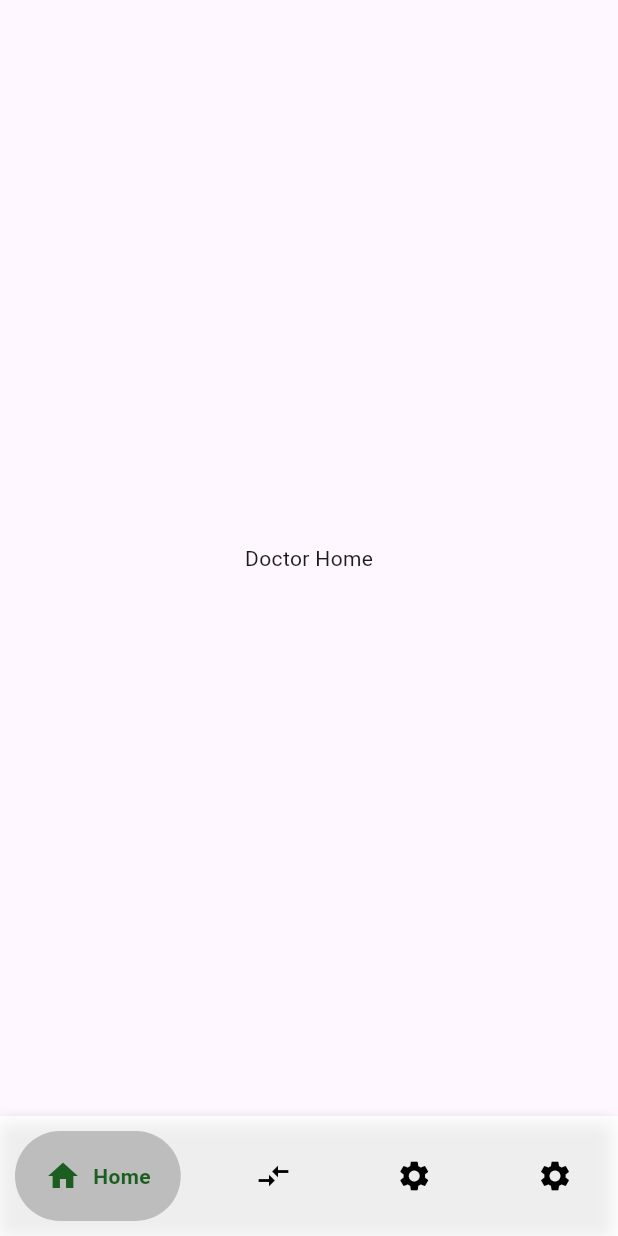
After one commit to SCOPEELIUS/Hospital, a Flutter app: the DoctorsMain screen opened directly, on a phone screen of 412 x 824 dp. The commit adds this screen. Run offline on Flutter 3.47's test engine with Material 3 defaults, Android fonts, the phone set to English and light mode, and no system bars; drawn by our look-alikes of google_nav_bar.

Commit message:
UI  Welcome

```diff
--- /dev/null
+++ b/lib/screens/doctorScreens/doctorHome.dart
@@ -0,0 +1,17 @@
+import 'package:flutter/material.dart';
+
+class DoctorHome extends StatefulWidget {
+  const DoctorHome({super.key});
+
+  @override
+  State<DoctorHome> createState() => _DoctorHomeState();
+}
+
+class _DoctorHomeState extends State<DoctorHome> {
+  @override
+  Widget build(BuildContext context) {
+    return const Scaffold(
+      body: Center(child: Text("Doctor Home"),),
+    );
+  }
+}
--- /dev/null
+++ b/lib/screens/doctorScreens/doctorsMain.dart
@@ -0,0 +1,91 @@
+import 'package:flutter/material.dart';
+import 'package:hospital/screens/doctorScreens/doctorHome.dart';
+import 'package:hospital/screens/doctorScreens/doctorNurses.dart';
+import 'package:hospital/screens/doctorScreens/doctorPatients.dart';
+import 'package:hospital/screens/doctorScreens/doctors.dart';
+import 'package:google_nav_bar/google_nav_bar.dart';
+
+class DoctorsMain extends StatefulWidget {
+  const DoctorsMain({super.key});
+
+  @override
+  State<DoctorsMain> createState() => _DoctorsMainState();
+}
+
+class _DoctorsMainState extends State<DoctorsMain>
+    with TickerProviderStateMixin {
+  bool theme = false;
+  late List<Widget> _widgets = [];
+  int _currentPage = 0;
+  late Widget _currentWidget;
+
+  @override
+  void initState() {
+    _widgets
+      ..add(const DoctorHome())
+      ..add(const Doctors())
+      ..add(const DoctorNurses())
+      ..add(const DoctorPatients());
+    super.initState();
+
+    _currentWidget = _widgets[_currentPage];
+  }
+
+  void changePage(int value) {
+    setState(() {
+      _currentPage = value;
+      _currentWidget = _widgets[value];
+    });
+  }
+
+  @override
+  Widget build(BuildContext context) {
+    return Scaffold(
+      body: _currentWidget,
+      bottomNavigationBar: Container(
+        padding: const EdgeInsets.all(10),
+        decoration: BoxDecoration(
+          color: Colors.white.withAlpha(210),
+          boxShadow: const [
+             BoxShadow(
+                offset: Offset(-2, 3),
+                color: Colors.grey,
+                blurRadius: 8,
+                spreadRadius: -2),
+          ],
+        ),
+        child: GNav(
+          selectedIndex: _currentPage,
+          onTabChange: changePage,
+          rippleColor: Colors.grey[300]!,
+          hoverColor: Colors.grey[100]!,
+          gap: 8,
+          activeColor: Colors.green.shade900,
+          iconSize: 24,
+          padding:const EdgeInsets.symmetric(horizontal: 20, vertical: 18),
+          duration:const Duration(milliseconds: 400),
+          tabBackgroundColor: Colors.grey[400]!,
+          color: Colors.black,
+          tabs: const [
+            GButton(
+              icon: Icons.home,
+              text: "Home",
+            ),
+            GButton(
+              icon: Icons.compare_arrows_sharp,
+              text: "Doctors",
+            ),
+            GButton(
+              icon: Icons.settings,
+              text: "Nurses",
+            ),
+            GButton(
+              icon: Icons.settings,
+              text: "Patients",
+            )
+          ],
+        ),
+      ),
+    );
+  }
+}
--- a/pubspec.yaml
+++ b/pubspec.yaml
@@ -35,6 +35,7 @@ dependencies:
   # The following adds the Cupertino Icons font to your application.
   # Use with the CupertinoIcons class for iOS style icons.
   cupertino_icons: ^1.0.6
+  google_nav_bar: ^5.0.6
 
 dev_dependencies:
   flutter_test:
```
Also changed, not shown: lib/components/loginComponents.dart (+18 -0 lines), lib/screens/doctorScreens/doctorNurses.dart (added, +19 -0 lines), lib/screens/doctorScreens/doctorPatients.dart (added, +19 -0 lines), lib/screens/doctorScreens/doctors.dart (added, +19 -0 lines), lib/screens/nurseScreens/nurseDoctors.dart (added, +19 -0 lines), lib/screens/nurseScreens/nurseHome.dart (added, +17 -0 lines), lib/screens/nurseScreens/nursePatients.dart (added, +19 -0 lines), lib/screens/nurseScreens/nursesMain.dart (added, +85 -0 lines), lib/screens/receptionistScreens/receptionDoctors.dart (added, +19 -0 lines), lib/screens/receptionistScreens/receptionHome.dart (added, +19 -0 lines), lib/screens/receptionistScreens/receptionMain.dart (added, +91 -0 lines), lib/screens/receptionistScreens/receptionNurses.dart (added, +19 -0 lines), lib/screens/receptionistScreens/receptionPatients.dart (added, +19 -0 lines), lib/screens/home.dart (deleted), 2 more files.
